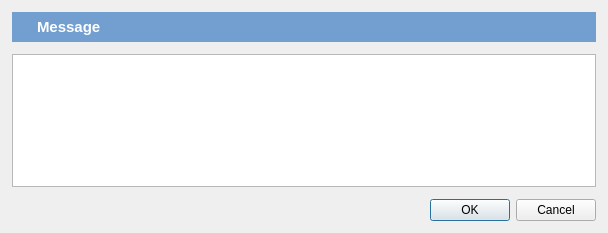
open-cogsci/OpenSesame, file resources/ui/dialogs/text_input_dialog.ui: the form before one commit.
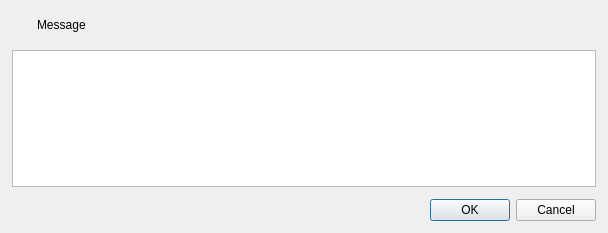
The form after the commit. Icons and pictures are not drawn.

```diff
--- a/resources/ui/dialogs/text_input_dialog.ui
+++ b/resources/ui/dialogs/text_input_dialog.ui
@@ -28,10 +28,6 @@
        <verstretch>0</verstretch>
       </sizepolicy>
      </property>
-     <property name="styleSheet">
-      <string notr="true">color: rgb(255, 255, 255);
-background-color: #729fcf;</string>
-     </property>
      <layout class="QHBoxLayout" name="horizontalLayout">
       <property name="spacing">
        <number>12</number>
@@ -57,13 +53,6 @@
       </item>
       <item>
        <widget class="QLabel" name="label_message">
-        <property name="font">
-         <font>
-          <pointsize>11</pointsize>
-          <weight>75</weight>
-          <bold>true</bold>
-         </font>
-        </property>
         <property name="text">
          <string>Message</string>
         </property>
```
Left out of the diff: 2 changed lines with no effect on the pictures.
